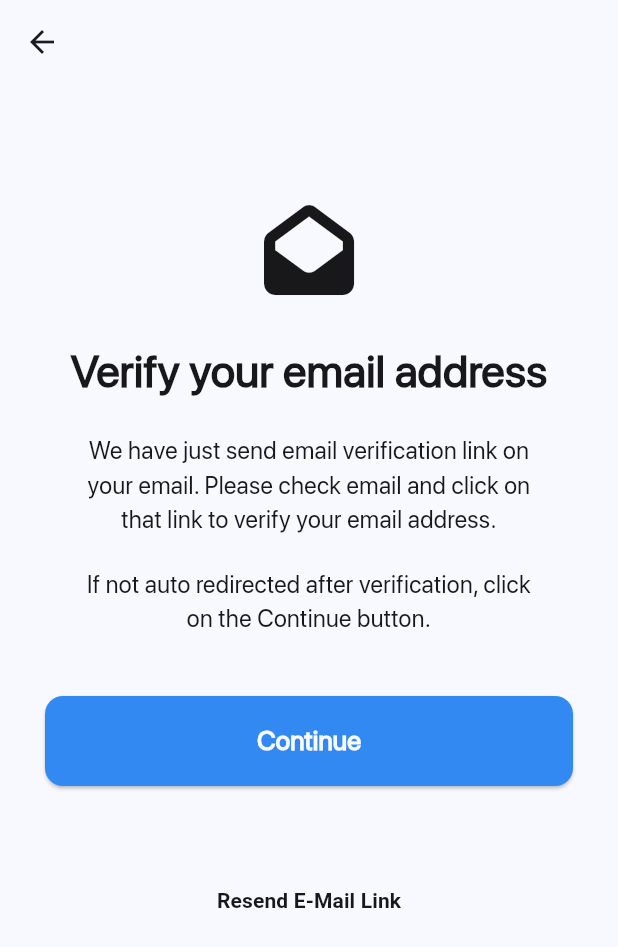
After one commit to HibbanHaroon/CricAI, a Flutter app: the VerifyEmailView screen opened by its route, on a phone screen of 412 x 824 dp. The commit adds this screen. Shown: the top 947 px of the screen. Run offline on Flutter 3.47's test engine with Material 3 defaults, Android fonts, the light colour scheme and no system bars; our stand-ins replace awesome_snackbar_content, firebase_auth, firebase_core, font_awesome_flutter; accounts and stored records are empty; network calls fail.

Commit message:
Redesign Verify Email Functionality

```diff
--- a/lib/constants/routes.dart
+++ b/lib/constants/routes.dart
@@ -1,7 +1,7 @@
 const splashRoute = '/splash/';
 const loginRoute = '/login/';
 const forgotPasswordRoute = '/forgotPassword/';
-const verificationCodeRoute = '/verificationCode/';
+const verifyEmailRoute = '/verifyEmail/';
 const newPasswordRoute = '/newPassword/';
 const registerRoute = '/register/';
 const homeRoute = '/home/';
--- a/lib/main.dart
+++ b/lib/main.dart
@@ -3,7 +3,7 @@ import 'package:cricai/services/auth/auth_service.dart';
 import 'package:flutter/material.dart';
 import 'package:cricai/constants/routes.dart';
 import 'package:cricai/views/new_password_view.dart';
-import 'package:cricai/views/verification_code_view.dart';
+import 'package:cricai/views/verify_email_view.dart';
 import 'package:cricai/views/forgot_password_view.dart';
 import 'package:cricai/views/home_view.dart';
 import 'package:cricai/views/login_view.dart';
@@ -31,7 +31,7 @@ class MyApp extends StatelessWidget {
         splashRoute: (context) => SplashView(),
         loginRoute: (context) => const LoginView(),
         forgotPasswordRoute: (context) => const ForgotPasswordView(),
-        verificationCodeRoute: (context) => const VerificationCodeView(),
+        verifyEmailRoute: (context) => const VerifyEmailView(),
         newPasswordRoute: (context) => const NewPasswordView(),
         registerRoute: (context) => const RegisterView(),
         homeRoute: (context) => const HomeView(),
@@ -59,7 +59,7 @@ class MyHomePage extends StatelessWidget {
               } else {
                 //user is present but email is not verified.
                 devtools.log('You need to verify your email first.');
-                return const VerificationCodeView();
+                return const VerifyEmailView();
               }
             } else {
               //user is not present
--- a/lib/services/auth/auth_provider.dart
+++ b/lib/services/auth/auth_provider.dart
@@ -14,4 +14,5 @@ abstract class AuthProvider {
   });
   Future<void> logOut();
   Future<void> sendEmailVerification();
+  Future<void> reloadUserState();
 }
--- a/lib/services/auth/auth_service.dart
+++ b/lib/services/auth/auth_service.dart
@@ -39,4 +39,7 @@ class AuthService implements AuthProvider {
 
   @override
   Future<void> sendEmailVerification() => provider.sendEmailVerification();
+
+  @override
+  Future<void> reloadUserState() => provider.reloadUserState();
 }
--- a/lib/services/auth/firebase_auth_provider.dart
+++ b/lib/services/auth/firebase_auth_provider.dart
@@ -109,4 +109,9 @@ class FirebaseAuthProvider implements AuthProvider {
       throw UserNotLoggedInAuthException();
     }
   }
+
+  @override
+  Future<void> reloadUserState() async {
+    FirebaseAuth.instance.currentUser?.reload();
+  }
 }
--- a/lib/views/forgot_password_view.dart
+++ b/lib/views/forgot_password_view.dart
@@ -116,7 +116,7 @@ class _ForgotPasswordViewState extends State<ForgotPasswordView> {
                 onPressed: () async {
                   if (email == _email.text) {
                     Navigator.of(context).pushNamed(
-                      verificationCodeRoute,
+                      verifyEmailRoute,
                     );
                   } else {
                     final snackBar = SnackBar(
--- a/lib/views/login_view.dart
+++ b/lib/views/login_view.dart
@@ -204,7 +204,7 @@ class _LoginViewState extends State<LoginView> {
                                 } else {
                                   //user's email is not verified.
                                   Navigator.of(context).pushNamedAndRemoveUntil(
-                                    verificationCodeRoute,
+                                    verifyEmailRoute,
                                     (route) => false,
                                   );
                                 }
--- a/lib/views/register_view.dart
+++ b/lib/views/register_view.dart
@@ -224,8 +224,7 @@ class _RegisterViewState extends State<RegisterView> {
                             //sending the email for the user beforehand so the user only has to verify it
                             await AuthService.firebase()
                                 .sendEmailVerification();
-                            Navigator.of(context)
-                                .pushNamed(verificationCodeRoute);
+                            Navigator.of(context).pushNamed(verifyEmailRoute);
                           } on EmailAlreadyInUseAuthException {
                             devtools.log('Email already in use');
                             showErrorSnackbar(
--- /dev/null
+++ b/lib/views/verify_email_view.dart
@@ -0,0 +1,183 @@
+import 'dart:async';
+import 'dart:developer' as devtools show log;
+import 'package:cricai/constants/colors.dart';
+import 'package:cricai/services/auth/auth_service.dart';
+import 'package:cricai/utilities/snackbar/error_snackbar.dart';
+import 'package:flutter/material.dart';
+import 'package:font_awesome_flutter/font_awesome_flutter.dart';
+import 'package:cricai/constants/routes.dart';
+
+class VerifyEmailView extends StatefulWidget {
+  const VerifyEmailView({super.key});
+
+  @override
+  State<VerifyEmailView> createState() => _VerifyEmailViewState();
+}
+
+class _VerifyEmailViewState extends State<VerifyEmailView> {
+  // ignore: unused_field
+  late Timer _timer;
+
+  @override
+  void initState() {
+    setTimerForAutoRedirect();
+    super.initState();
+  }
+
+  void setTimerForAutoRedirect() {
+    _timer = Timer.periodic(const Duration(seconds: 3), (timer) {
+      AuthService.firebase().reloadUserState();
+      final user = AuthService.firebase().currentUser;
+      if (user?.isEmailVerified ?? false) {
+        //user's email is verified.
+        Navigator.of(context).pushNamedAndRemoveUntil(
+          homeRoute,
+          (route) => false,
+        );
+        timer.cancel();
+      }
+    });
+  }
+
+  @override
+  Widget build(BuildContext context) {
+    return Scaffold(
+      appBar: AppBar(
+        backgroundColor: Colors.transparent,
+        elevation: 0.0,
+        automaticallyImplyLeading: true,
+      ),
+      body: SingleChildScrollView(
+        child: Column(
+          children: [
+            const Padding(
+              padding: EdgeInsets.only(top: 80.0),
+              child: FaIcon(
+                FontAwesomeIcons.solidEnvelopeOpen,
+                size: 60,
+                color: AppColors.darkTextColor,
+              ),
+            ),
+            const Padding(
+              padding: EdgeInsets.only(top: 30.0, bottom: 10.0),
+              child: Text(
+                "Verify your email address",
+                style: TextStyle(
+                  color: AppColors.darkTextColor,
+                  fontFamily: 'SF Pro Display',
+                  fontSize: 30.0,
+                  fontWeight: FontWeight.w800,
+                ),
+              ),
+            ),
+            const Padding(
+              padding: EdgeInsets.only(
+                top: 10.0,
+                left: 50.0,
+                right: 50.0,
+                bottom: 10.0,
+              ),
+              child: Text(
+                "We have just send email verification link on your email. Please check email and click on that link to verify your email address.",
+                textAlign: TextAlign.center,
+                style: TextStyle(
+                  color: AppColors.darkTextColor,
+                  fontFamily: 'SF Pro Display',
+                  fontSize: 16.0,
+                  fontWeight: FontWeight.w400,
+                ),
+              ),
+            ),
+            const Padding(
+              padding: EdgeInsets.only(
+                top: 10.0,
+                left: 50.0,
+                right: 50.0,
+                bottom: 20.0,
+              ),
+              child: Text(
+                "If not auto redirected after verification, click on the Continue button.",
+                textAlign: TextAlign.center,
+                style: TextStyle(
+                  color: AppColors.darkTextColor,
+                  fontFamily: 'SF Pro Display',
+                  fontSize: 16.0,
+                  fontWeight: FontWeight.w400,
+                ),
+              ),
+            ),
+            Padding(
+              padding: const EdgeInsets.only(
+                top: 20.0,
+                left: 30.0,
+                right: 30.0,
+                bottom: 12.0,
+              ),
+              child: ElevatedButton(
+                onPressed: () {
+                  AuthService.firebase().reloadUserState();
+                  final user = AuthService.firebase().currentUser;
+                  if (user?.isEmailVerified ?? false) {
+                    //user's email is verified.
+                    Navigator.of(context).pushNamedAndRemoveUntil(
+                      homeRoute,
+                      (route) => false,
+                    );
+                  } else {
+                    devtools.log('Email not verified.');
+                    showErrorSnackbar(
+                      context,
+                      'Email not verified.',
+                    );
+                  }
+                },
+                style: TextButton.styleFrom(
+                  fixedSize: const Size(398.0, 60.0),
+                  backgroundColor: AppColors.primaryColor,
+                  shape: RoundedRectangleBorder(
+                    borderRadius: BorderRadius.circular(12.0),
+                  ),
+                ),
+                child: const Text(
+                  'Continue',
+                  style: TextStyle(
+                    fontFamily: 'SF Pro Display',
+                    fontStyle: FontStyle.normal,
+                    fontWeight: FontWeight.w700,
+                    fontSize: 18.0,
+                    color: AppColors.lightTextColor,
+                  ),
+                ),
+              ),
+            ),
+            Padding(
+              padding: const EdgeInsets.only(
+                top: 40.0,
+              ),
+              child: TextButton(
+                onPressed: () async {
+                  await AuthService.firebase().sendEmailVerification();
+                },
+                style: TextButton.styleFrom(
+                  shape: RoundedRectangleBorder(
+                    borderRadius: BorderRadius.circular(12.0),
+                  ),
+                  // padding: const EdgeInsets.symmetric(vertical: 12.0),
+                  // foregroundColor: const Color(0xFFFFFFFF),
+                ),
+                child: const Text.rich(
+                  TextSpan(
+                    text: "Resend E-Mail Link",
+                    style: TextStyle(
+                        color: AppColors.darkTextColor,
+                        fontWeight: FontWeight.bold),
+                  ),
+                ),
+              ),
+            ),
+          ],
+        ),
+      ),
+    );
+  }
+}
```
Also changed, not shown: lib/views/verification_code_view.dart (deleted, +0 -200 lines).
